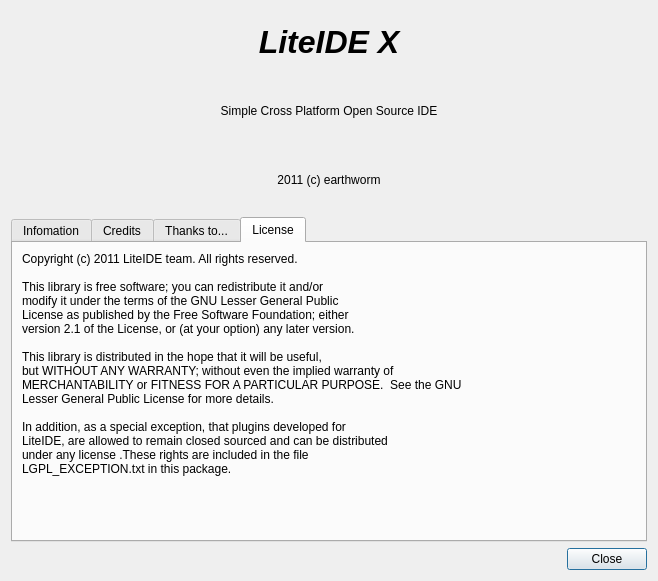
Old version of the form liteidex/src/liteapp/aboutdialog.ui in the repository seanxyh/liteide.
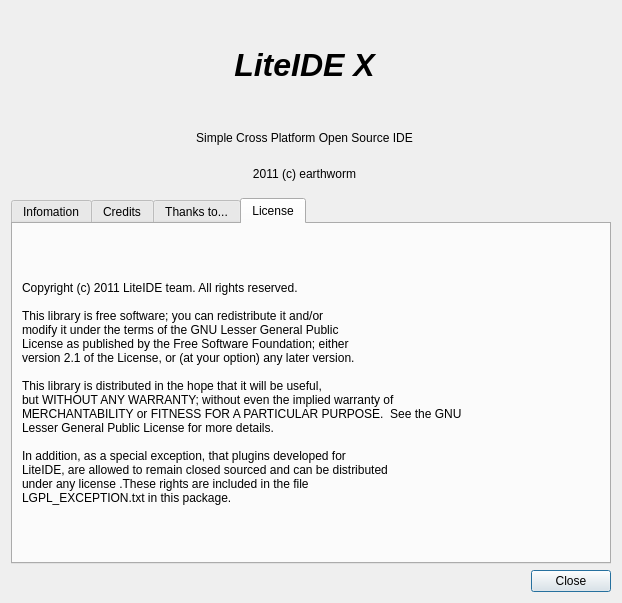
New version of the form. The open tabs and pages were chosen to show the change. Icons and pictures are not drawn.

Patch:
```diff
--- a/liteidex/src/liteapp/aboutdialog.ui
+++ b/liteidex/src/liteapp/aboutdialog.ui
@@ -6,8 +6,8 @@
    <rect>
     <x>0</x>
     <y>0</y>
-    <width>658</width>
-    <height>581</height>
+    <width>622</width>
+    <height>603</height>
    </rect>
   </property>
   <property name="sizePolicy">
@@ -19,9 +19,12 @@
   <property name="windowTitle">
    <string>About Liteide</string>
   </property>
-  <layout class="QVBoxLayout" name="verticalLayout_6">
+  <layout class="QVBoxLayout" name="verticalLayout_8">
    <item>
     <layout class="QHBoxLayout" name="horizontalLayout_2" stretch="0,1,0">
+     <property name="spacing">
+      <number>0</number>
+     </property>
      <item>
       <widget class="QLabel" name="label_2">
        <property name="text">
@@ -30,10 +33,13 @@
        <property name="pixmap">
         <pixmap resource="liteapp.qrc">:/images/liteide128.png</pixmap>
        </property>
+       <property name="alignment">
+        <set>Qt::AlignCenter</set>
+       </property>
       </widget>
      </item>
      <item>
-      <layout class="QVBoxLayout" name="verticalLayout">
+      <layout class="QVBoxLayout" name="verticalLayout" stretch="3,1,1">
        <item>
         <widget class="QLabel" name="label">
          <property name="text">
@@ -71,17 +77,92 @@
       </layout>
      </item>
      <item>
-      <widget class="QLabel" name="label_3">
-       <property name="text">
-        <string/>
+      <layout class="QVBoxLayout" name="verticalLayout_6">
+       <property name="spacing">
+        <number>0</number>
        </property>
-       <property name="pixmap">
-        <pixmap resource="liteapp.qrc">:/images/logo/logo4.png</pixmap>
+       <property name="sizeConstraint">
+        <enum>QLayout::SetMinimumSize</enum>
        </property>
-       <property name="alignment">
-        <set>Qt::AlignLeading|Qt::AlignLeft|Qt::AlignVCenter</set>
-       </property>
-      </widget>
+       <item>
+        <widget class="QLabel" name="label_11">
+         <property name="sizePolicy">
+          <sizepolicy hsizetype="Preferred" vsizetype="Preferred">
+           <horstretch>0</horstretch>
+           <verstretch>0</verstretch>
+          </sizepolicy>
+         </property>
+         <property name="text">
+          <string/>
+         </property>
+         <property name="pixmap">
+          <pixmap resource="liteapp.qrc">:/images/logo/space.png</pixmap>
+         </property>
+        </widget>
+       </item>
+       <item>
+        <spacer name="verticalSpacer">
+         <property name="orientation">
+          <enum>Qt::Vertical</enum>
+         </property>
+         <property name="sizeType">
+          <enum>QSizePolicy::Preferred</enum>
+         </property>
+         <property name="sizeHint" stdset="0">
+          <size>
+           <width>20</width>
+           <height>40</height>
+          </size>
+         </property>
+        </spacer>
+       </item>
+       <item>
+        <widget class="QLabel" name="label_27">
+         <property name="text">
+          <string/>
+         </property>
+         <property name="pixmap">
+          <pixmap resource="liteapp.qrc">:/images/logo/kan.png</pixmap>
+         </property>
+        </widget>
+       </item>
+       <item>
+        <widget class="QLabel" name="label_31">
+         <property name="text">
+          <string/>
+         </property>
+         <property name="pixmap">
+          <pixmap resource="liteapp.qrc">:/images/logo/qian.png</pixmap>
+         </property>
+        </widget>
+       </item>
+       <item>
+        <widget class="QLabel" name="label_32">
+         <property name="text">
+          <string/>
+         </property>
+         <property name="pixmap">
+          <pixmap resource="liteapp.qrc">:/images/logo/space.png</pixmap>
+         </property>
+        </widget>
+       </item>
+       <item>
+        <spacer name="verticalSpacer_4">
+         <property name="orientation">
+          <enum>Qt::Vertical</enum>
+         </property>
+         <property name="sizeType">
+          <enum>QSizePolicy::Preferred</enum>
+         </property>
+         <property name="sizeHint" stdset="0">
+          <size>
+           <width>20</width>
+           <height>40</height>
+          </size>
+         </property>
+        </spacer>
+       </item>
+      </layout>
      </item>
     </layout>
    </item>
@@ -363,7 +444,7 @@
       </attribute>
       <layout class="QVBoxLayout" name="verticalLayout_4">
        <item>
-        <widget class="QLabel" name="label_10">
+        <widget class="QLabel" name="label_3">
          <property name="text">
           <string>Copyright (c) 2011 LiteIDE team. All rights reserved.
 
@@ -382,21 +463,6 @@
 under any license .These rights are included in the file 
 LGPL_EXCEPTION.txt in this package.</string>
          </property>
-         <property name="textFormat">
-          <enum>Qt::AutoText</enum>
-         </property>
-         <property name="scaledContents">
-          <bool>false</bool>
-         </property>
-         <property name="alignment">
-          <set>Qt::AlignLeading|Qt::AlignLeft|Qt::AlignTop</set>
-         </property>
-         <property name="wordWrap">
-          <bool>true</bool>
-         </property>
-         <property name="textInteractionFlags">
-          <set>Qt::LinksAccessibleByMouse|Qt::TextSelectableByMouse</set>
-         </property>
         </widget>
        </item>
       </layout>
```
Left out of the diff: 5 changed lines with no effect on the pictures.
